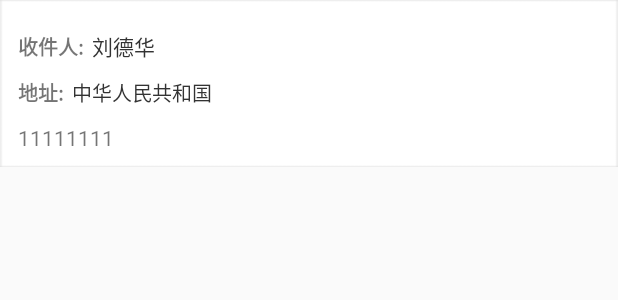
After one commit to SuperNaruto/Mirror, an Android app: the layout address_listview_item.xml on its own in the app's theme, with its tools: preview values and no code run, on a phone screen of 412 x 824 dp. The commit adds this screen. Shown: the top 300 px of the screen. Run offline under Robolectric (Android 15) with nearby library versions, the phone set to English and light mode, and no system bars.

Commit message:
暂时提交

```diff
--- a/app/src/main/java/com/example/vdllo/mirror/Login/LoginActivity.java
+++ b/app/src/main/java/com/example/vdllo/mirror/Login/LoginActivity.java
@@ -45,6 +45,7 @@ public class LoginActivity extends BaseAcitvity implements View.OnClickListener
             try {
                 JSONObject obj = new JSONObject(msg.obj.toString());
                 String result = obj.getString("result");
+                Log.d("aaa", obj.toString());
                 //发送给addressActivity
                 EventBus.getDefault().post(obj);
                 if (result.equals("")) {
--- /dev/null
+++ b/app/src/main/res/layout/address_listview_item.xml
@@ -0,0 +1,78 @@
+<?xml version="1.0" encoding="utf-8"?>
+<LinearLayout xmlns:android="http://schemas.android.com/apk/res/android"
+    android:layout_width="match_parent"
+    android:layout_height="match_parent"
+    android:orientation="vertical">
+
+    <LinearLayout
+        android:layout_width="match_parent"
+        android:layout_height="wrap_content"
+        android:background="@mipmap/address_input"
+        android:orientation="vertical">
+
+        <LinearLayout
+            android:layout_width="match_parent"
+            android:layout_height="wrap_content"
+            android:orientation="horizontal">
+
+            <TextView
+                android:layout_width="wrap_content"
+                android:layout_height="wrap_content"
+                android:layout_marginLeft="@dimen/address_listView_textView_marginLeft"
+                android:layout_marginTop="@dimen/address_listView_textView_marginTop"
+                android:text="@string/address_listView_recipient_text"
+                android:textSize="@dimen/address_listView_textView_textSize"
+                android:textStyle="bold" />
+
+            <TextView
+                android:layout_width="wrap_content"
+                android:layout_height="wrap_content"
+                android:layout_marginLeft="@dimen/address_listView_nameTv_marginLeft"
+                android:layout_marginTop="@dimen/address_listView_textView_marginTop"
+                android:text="刘德华"
+                android:textColor="@color/activity_address_textColor" />
+        </LinearLayout>
+
+        <LinearLayout
+            android:layout_width="match_parent"
+            android:layout_height="wrap_content"
+            android:layout_marginTop="@dimen/address_listView_addressTv_marginTop"
+            android:orientation="horizontal">
+
+            <TextView
+                android:layout_width="wrap_content"
+                android:layout_height="wrap_content"
+                android:layout_marginLeft="@dimen/address_listView_textView_marginLeft"
+
+                android:text="@string/address_listView_address_text"
+                android:textSize="@dimen/address_listView_textView_textSize"
+                android:textStyle="bold" />
+
+            <TextView
+                android:layout_width="wrap_content"
+                android:layout_height="wrap_content"
+                android:layout_marginLeft="@dimen/address_listView_nameTv_marginLeft"
+
+                android:text="中华人民共和国"
+                android:textColor="@color/activity_address_textColor"
+                android:textSize="@dimen/address_listView_textView_textSize" />
+        </LinearLayout>
+
+        <LinearLayout
+            android:layout_width="match_parent"
+            android:layout_height="wrap_content"
+            android:layout_marginTop="@dimen/address_listView_addressTv_marginTop"
+            android:orientation="horizontal">
+
+            <TextView
+                android:layout_width="wrap_content"
+                android:layout_height="wrap_content"
+                android:layout_marginLeft="@dimen/address_listView_textView_marginLeft"
+                android:text="11111111"
+                android:layout_marginBottom="@dimen/address_listView_tel_marginBottom"/>
+
+        </LinearLayout>
+
+    </LinearLayout>
+
+</LinearLayout>
--- a/app/src/main/res/values/dimens.xml
+++ b/app/src/main/res/values/dimens.xml
@@ -212,5 +212,11 @@
     <dimen name="activity_order_details_address_input_linearLayout_marginTop">20dp</dimen>
     <dimen name="activity_address_btn_marginTop">25dp</dimen>
     <dimen name="activity_address_btn_textSize">18sp</dimen>
+    <dimen name="address_listView_textView_marginTop">20dp</dimen>
+    <dimen name="address_listView_textView_marginLeft">12dp</dimen>
+    <dimen name="address_listView_textView_textSize">13sp</dimen>
+    <dimen name="address_listView_nameTv_marginLeft">5dp</dimen>
+    <dimen name="address_listView_addressTv_marginTop">10dp</dimen>
+    <dimen name="address_listView_tel_marginBottom">10dp</dimen>
     <!--activity_address -->
 </resources>
--- a/app/src/main/res/values/strings.xml
+++ b/app/src/main/res/values/strings.xml
@@ -36,4 +36,6 @@
     <string name="activity_order_details_text">订单详情</string>
     <string name="activity_address_text">我的所有地址</string>
     <string name="activity_address_btn_text">添加地址</string>
+    <string name="address_listView_recipient_text">收件人:</string>
+    <string name="address_listView_address_text">地址:</string>
 </resources>
```
Also changed, not shown: app/src/main/java/com/example/vdllo/mirror/bean/AddressBean.java (added, +182 -0 lines), app/src/main/java/com/example/vdllo/mirror/shoppingcart/AddressActivity.java (+2 -12 lines), app/src/main/java/com/example/vdllo/mirror/shoppingcart/AddressActivityAdapter.java (added, +41 -0 lines).
